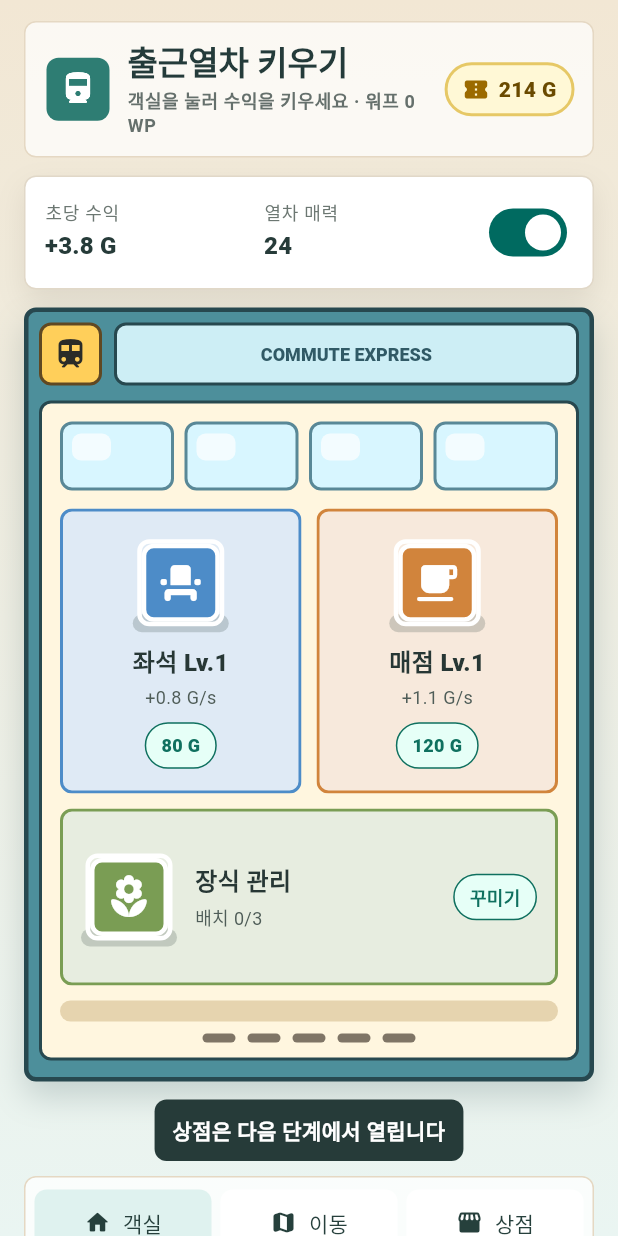
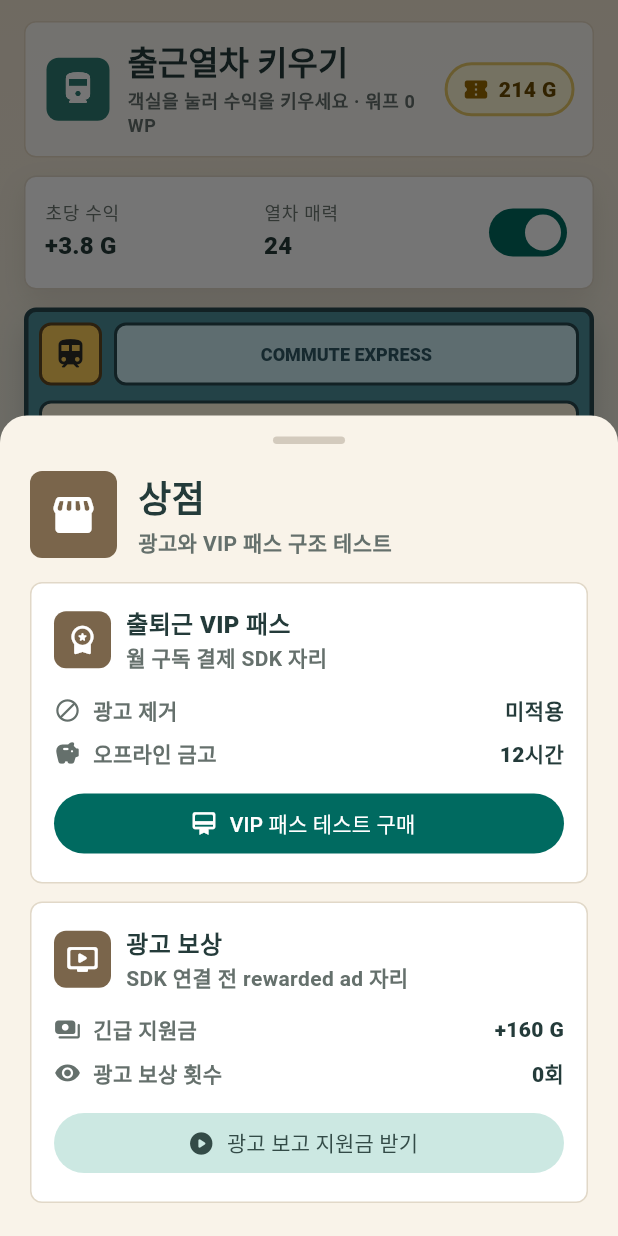
Before and after one commit to jeparkk/commute-train-tycoon, a Flutter app: the screen it shows after launch, after a tap on "상점", on a phone screen of 412 x 824 dp. Run offline on Flutter 3.47's test engine with Material 3 defaults, Android fonts, the phone set to English and light mode, and no system bars; our stand-ins replace geolocator, shared_preferences.

Commit message:
Add SDK-free monetization structure

```diff
--- a/lib/src/features/game/data/balance_config.dart
+++ b/lib/src/features/game/data/balance_config.dart
@@ -18,6 +18,8 @@ class BalanceConfig {
   static const movementWarpPointsPerKm = 12;
   static const movementScreenOnMultiplier = 2.0;
   static const minimumMovementRewardKm = 0.05;
+  static const adGrantGold = 160;
+  static const vipOfflineDuration = Duration(hours: 12);
 
   static const slots = {
     SlotKind.seat: SlotBalance(
--- /dev/null
+++ b/lib/src/features/game/models/ad_reward.dart
@@ -0,0 +1,20 @@
+class AdReward {
+  const AdReward({
+    required this.placement,
+    required this.gold,
+    required this.message,
+  });
+
+  final AdPlacement placement;
+  final int gold;
+  final String message;
+}
+
+enum AdPlacement {
+  offlineDouble(label: '오프라인 2배 정산'),
+  supportGrant(label: '긴급 지원금');
+
+  const AdPlacement({required this.label});
+
+  final String label;
+}
--- a/lib/src/features/game/models/game_state.dart
+++ b/lib/src/features/game/models/game_state.dart
@@ -2,6 +2,7 @@ import '../data/balance_config.dart';
 import 'decoration.dart';
 import 'movement_checkpoint.dart';
 import 'movement_report.dart';
+import 'monetization_state.dart';
 import 'offline_reward.dart';
 import 'slot_kind.dart';
 import 'upgrade_slot.dart';
@@ -17,6 +18,7 @@ class GameState {
     required this.offlineReward,
     required this.movementCheckpoint,
     required this.lastMovementReport,
+    required this.monetization,
     required this.focusBoostEnabled,
   });
 
@@ -48,6 +50,7 @@ class GameState {
       ),
       movementCheckpoint: const MovementCheckpoint.empty(),
       lastMovementReport: const MovementReport.empty(),
+      monetization: const MonetizationState.initial(),
       focusBoostEnabled: true,
     );
   }
@@ -61,6 +64,7 @@ class GameState {
   final OfflineReward offlineReward;
   final MovementCheckpoint movementCheckpoint;
   final MovementReport lastMovementReport;
+  final MonetizationState monetization;
   final bool focusBoostEnabled;
 
   double get baseIncomePerSecond {
@@ -111,6 +115,7 @@ class GameState {
     OfflineReward? offlineReward,
     MovementCheckpoint? movementCheckpoint,
     MovementReport? lastMovementReport,
+    MonetizationState? monetization,
     bool? focusBoostEnabled,
   }) {
     return GameState(
@@ -123,6 +128,7 @@ class GameState {
       offlineReward: offlineReward ?? this.offlineReward,
       movementCheckpoint: movementCheckpoint ?? this.movementCheckpoint,
       lastMovementReport: lastMovementReport ?? this.lastMovementReport,
+      monetization: monetization ?? this.monetization,
       focusBoostEnabled: focusBoostEnabled ?? this.focusBoostEnabled,
     );
   }
--- /dev/null
+++ b/lib/src/features/game/models/monetization_state.dart
@@ -0,0 +1,30 @@
+class MonetizationState {
+  const MonetizationState({
+    required this.vipPassActive,
+    required this.adsRemoved,
+    required this.rewardedAdsWatched,
+  });
+
+  const MonetizationState.initial()
+    : vipPassActive = false,
+      adsRemoved = false,
+      rewardedAdsWatched = 0;
+
+  final bool vipPassActive;
+  final bool adsRemoved;
+  final int rewardedAdsWatched;
+
+  bool get canShowAds => !adsRemoved;
+
+  MonetizationState copyWith({
+    bool? vipPassActive,
+    bool? adsRemoved,
+    int? rewardedAdsWatched,
+  }) {
+    return MonetizationState(
+      vipPassActive: vipPassActive ?? this.vipPassActive,
+      adsRemoved: adsRemoved ?? this.adsRemoved,
+      rewardedAdsWatched: rewardedAdsWatched ?? this.rewardedAdsWatched,
+    );
+  }
+}
--- a/lib/src/features/game/services/game_storage.dart
+++ b/lib/src/features/game/services/game_storage.dart
@@ -2,6 +2,7 @@ import 'dart:math';
 
 import 'package:shared_preferences/shared_preferences.dart';
 
+import '../data/balance_config.dart';
 import '../models/decoration.dart';
 import '../models/game_state.dart';
 import '../models/movement_checkpoint.dart';
@@ -16,6 +17,9 @@ class GameStorage {
   static const _warpPointsKey = 'warpPoints';
   static const _lastSavedAtKey = 'lastSavedAt';
   static const _focusBoostKey = 'focusBoostEnabled';
+  static const _vipPassActiveKey = 'vipPassActive';
+  static const _adsRemovedKey = 'adsRemoved';
+  static const _rewardedAdsWatchedKey = 'rewardedAdsWatched';
   static const _lastMoveDistanceKey = 'lastMoveDistanceKm';
   static const _lastMoveDurationKey = 'lastMoveDurationSeconds';
   static const _lastMoveGoldKey = 'lastMoveGold';
@@ -67,6 +71,11 @@ class GameStorage {
     final storedGold = prefs.getDouble(_goldKey) ?? base.gold;
     final storedWarpPoints = prefs.getInt(_warpPointsKey) ?? base.warpPoints;
     final focusBoostEnabled = prefs.getBool(_focusBoostKey) ?? true;
+    final monetization = base.monetization.copyWith(
+      vipPassActive: prefs.getBool(_vipPassActiveKey) ?? false,
+      adsRemoved: prefs.getBool(_adsRemovedKey) ?? false,
+      rewardedAdsWatched: prefs.getInt(_rewardedAdsWatchedKey) ?? 0,
+    );
     final loaded = base.copyWith(
       gold: storedGold,
       warpPoints: storedWarpPoints,
@@ -75,12 +84,17 @@ class GameStorage {
       lastSavedAt: lastSavedAt,
       movementCheckpoint: _loadMovementCheckpoint(prefs),
       lastMovementReport: _loadMovementReport(prefs),
+      monetization: monetization,
       focusBoostEnabled: focusBoostEnabled,
     );
 
+    final maxOfflineDuration = loaded.monetization.vipPassActive
+        ? BalanceConfig.vipOfflineDuration
+        : OfflineRevenueCalculator.maxOfflineDuration;
     final offlineDuration = OfflineRevenueCalculator.cappedDuration(
       lastSavedAt: loaded.lastSavedAt,
       now: now,
+      maxDuration: maxOfflineDuration,
     );
     final offlineGold = OfflineRevenueCalculator.calculate(
       state: loaded,
@@ -94,7 +108,7 @@ class GameStorage {
       offlineReward: OfflineReward(
         gold: offlineGold,
         duration: offlineDuration,
-        maxDuration: OfflineRevenueCalculator.maxOfflineDuration,
+        maxDuration: maxOfflineDuration,
         efficiency: OfflineRevenueCalculator.offlineEfficiency,
       ),
     );
@@ -109,6 +123,12 @@ class GameStorage {
       state.lastSavedAt.millisecondsSinceEpoch,
     );
     await prefs.setBool(_focusBoostKey, state.focusBoostEnabled);
+    await prefs.setBool(_vipPassActiveKey, state.monetization.vipPassActive);
+    await prefs.setBool(_adsRemovedKey, state.monetization.adsRemoved);
+    await prefs.setInt(
+      _rewardedAdsWatchedKey,
+      state.monetization.rewardedAdsWatched,
+    );
 
     for (final entry in state.slots.entries) {
       await prefs.setInt(_levelKey(entry.key), entry.value.level);
--- /dev/null
+++ b/lib/src/features/game/services/monetization_service.dart
@@ -0,0 +1,28 @@
+import '../data/balance_config.dart';
+import '../models/ad_reward.dart';
+
+abstract class MonetizationService {
+  Future<AdReward> showRewardedAd(AdPlacement placement);
+
+  Future<bool> purchaseVipPass();
+}
+
+class FakeMonetizationService implements MonetizationService {
+  const FakeMonetizationService();
+
+  @override
+  Future<AdReward> showRewardedAd(AdPlacement placement) async {
+    return AdReward(
+      placement: placement,
+      gold: placement == AdPlacement.supportGrant
+          ? BalanceConfig.adGrantGold
+          : 0,
+      message: '${placement.label} 테스트 완료',
+    );
+  }
+
+  @override
+  Future<bool> purchaseVipPass() async {
+    return true;
+  }
+}
--- a/lib/src/features/game/services/offline_revenue_calculator.dart
+++ b/lib/src/features/game/services/offline_revenue_calculator.dart
@@ -10,19 +10,25 @@ class OfflineRevenueCalculator {
   static Duration cappedDuration({
     required DateTime lastSavedAt,
     required DateTime now,
+    Duration maxDuration = maxOfflineDuration,
   }) {
     final elapsed = now.difference(lastSavedAt);
     if (elapsed.isNegative) {
       return Duration.zero;
     }
 
-    return Duration(
-      seconds: min(elapsed.inSeconds, maxOfflineDuration.inSeconds),
-    );
+    return Duration(seconds: min(elapsed.inSeconds, maxDuration.inSeconds));
   }
 
   static int calculate({required GameState state, required DateTime now}) {
-    final capped = cappedDuration(lastSavedAt: state.lastSavedAt, now: now);
+    final maxDuration = state.monetization.vipPassActive
+        ? BalanceConfig.vipOfflineDuration
+        : maxOfflineDuration;
+    final capped = cappedDuration(
+      lastSavedAt: state.lastSavedAt,
+      now: now,
+      maxDuration: maxDuration,
+    );
     if (capped.inSeconds < 10) {
       return 0;
     }
--- /dev/null
+++ b/lib/src/features/game/widgets/shop_sheet.dart
@@ -0,0 +1,300 @@
+import 'package:flutter/material.dart';
+
+import '../data/balance_config.dart';
+import '../models/game_state.dart';
+
+class ShopSheet extends StatelessWidget {
+  const ShopSheet({
+    required this.state,
+    required this.monetizationBusy,
+    required this.onClaimSupportAd,
+    required this.onPurchaseVipPass,
+    super.key,
+  });
+
+  final GameState state;
+  final bool monetizationBusy;
+  final VoidCallback onClaimSupportAd;
+  final VoidCallback onPurchaseVipPass;
+
+  @override
+  Widget build(BuildContext context) {
+    return DecoratedBox(
+      decoration: const BoxDecoration(
+        color: Color(0xFFF9F3E9),
+        borderRadius: BorderRadius.vertical(top: Radius.circular(18)),
+      ),
+      child: SafeArea(
+        top: false,
+        child: SingleChildScrollView(
+          padding: const EdgeInsets.fromLTRB(20, 14, 20, 22),
+          child: Column(
+            mainAxisSize: MainAxisSize.min,
+            crossAxisAlignment: CrossAxisAlignment.stretch,
+            children: [
+              Center(
+                child: Container(
+                  width: 48,
+                  height: 5,
+                  decoration: BoxDecoration(
+                    color: const Color(0xFFD3CABD),
+                    borderRadius: BorderRadius.circular(999),
+                  ),
+                ),
+              ),
+              const SizedBox(height: 18),
+              const Row(
+                children: [
+                  _ShopIcon(icon: Icons.storefront_rounded),
+                  SizedBox(width: 14),
+                  Expanded(
+                    child: Column(
+                      crossAxisAlignment: CrossAxisAlignment.start,
+                      children: [
+                        Text(
+                          '상점',
+                          style: TextStyle(
+                            fontSize: 24,
+                            fontWeight: FontWeight.w900,
+                            color: Color(0xFF243B3A),
+                          ),
+                        ),
+                        SizedBox(height: 3),
+                        Text(
+                          '광고와 VIP 패스 구조 테스트',
+                          style: TextStyle(
+                            color: Color(0xFF65706C),
+                            fontWeight: FontWeight.w700,
+                          ),
+                        ),
+                      ],
+                    ),
+                  ),
+                ],
+              ),
+              const SizedBox(height: 16),
+              _VipPassCard(
+                active: state.monetization.vipPassActive,
+                adsRemoved: state.monetization.adsRemoved,
+                monetizationBusy: monetizationBusy,
+                onPurchaseVipPass: onPurchaseVipPass,
+              ),
+              const SizedBox(height: 12),
+              _AdRewardCard(
+                adsRemoved: state.monetization.adsRemoved,
+                watchedCount: state.monetization.rewardedAdsWatched,
+                monetizationBusy: monetizationBusy,
+                onClaimSupportAd: onClaimSupportAd,
+              ),
+            ],
+          ),
+        ),
+      ),
+    );
+  }
+}
+
+class _VipPassCard extends StatelessWidget {
+  const _VipPassCard({
+    required this.active,
+    required this.adsRemoved,
+    required this.monetizationBusy,
+    required this.onPurchaseVipPass,
+  });
+
+  final bool active;
+  final bool adsRemoved;
+  final bool monetizationBusy;
+  final VoidCallback onPurchaseVipPass;
+
+  @override
+  Widget build(BuildContext context) {
+    return _ShopCard(
+      icon: Icons.workspace_premium_rounded,
+      title: '출퇴근 VIP 패스',
+      subtitle: active ? '활성화됨' : '월 구독 결제 SDK 자리',
+      children: [
+        _ShopMetaRow(
+          icon: Icons.block_rounded,
+          label: '광고 제거',
+          value: adsRemoved ? '적용' : '미적용',
+        ),
+        const SizedBox(height: 8),
+        const _ShopMetaRow(
+          icon: Icons.savings_rounded,
+          label: '오프라인 금고',
+          value: '12시간',
+        ),
+        const SizedBox(height: 12),
+        FilledButton.icon(
+          onPressed: active || monetizationBusy ? null : onPurchaseVipPass,
+          icon: const Icon(Icons.card_membership_rounded),
+          label: Text(active ? 'VIP 적용 완료' : 'VIP 패스 테스트 구매'),
+        ),
+      ],
+    );
+  }
+}
+
+class _AdRewardCard extends StatelessWidget {
+  const _AdRewardCard({
+    required this.adsRemoved,
+    required this.watchedCount,
+    required this.monetizationBusy,
+    required this.onClaimSupportAd,
+  });
+
+  final bool adsRemoved;
+  final int watchedCount;
+  final bool monetizationBusy;
+  final VoidCallback onClaimSupportAd;
+
+  @override
+  Widget build(BuildContext context) {
+    return _ShopCard(
+      icon: Icons.ondemand_video_rounded,
+      title: '광고 보상',
+      subtitle: adsRemoved ? 'VIP는 광고 없이 테스트 보상 지급' : 'SDK 연결 전 rewarded ad 자리',
+      children: [
+        _ShopMetaRow(
+          icon: Icons.payments_rounded,
+          label: '긴급 지원금',
+          value: '+${BalanceConfig.adGrantGold} G',
+        ),
+        const SizedBox(height: 8),
+        _ShopMetaRow(
+          icon: Icons.visibility_rounded,
+          label: '광고 보상 횟수',
+          value: '$watchedCount회',
+        ),
+        const SizedBox(height: 12),
+        FilledButton.tonalIcon(
+          onPressed: monetizationBusy ? null : onClaimSupportAd,
+          icon: const Icon(Icons.play_circle_rounded),
+          label: Text(adsRemoved ? '광고 없이 지원금 받기' : '광고 보고 지원금 받기'),
+        ),
+      ],
+    );
+  }
+}
+
+class _ShopCard extends StatelessWidget {
+  const _ShopCard({
+    required this.icon,
+    required this.title,
+    required this.subtitle,
+    required this.children,
+  });
+
+  final IconData icon;
+  final String title;
+  final String subtitle;
+  final List<Widget> children;
+
+  @override
+  Widget build(BuildContext context) {
+    return DecoratedBox(
+      decoration: BoxDecoration(
+        color: Colors.white,
+        borderRadius: BorderRadius.circular(8),
+        border: Border.all(color: const Color(0xFFE1D8C8)),
+      ),
+      child: Padding(
+        padding: const EdgeInsets.all(16),
+        child: Column(
+          crossAxisAlignment: CrossAxisAlignment.stretch,
+          children: [
+            Row(
+              children: [
+                _ShopIcon(icon: icon, small: true),
+                const SizedBox(width: 10),
+                Expanded(
+                  child: Column(
+                    crossAxisAlignment: CrossAxisAlignment.start,
+                    children: [
+                      Text(
+                        title,
+                        style: const TextStyle(
+                          color: Color(0xFF243B3A),
+                          fontSize: 16,
+                          fontWeight: FontWeight.w900,
+                        ),
+                      ),
+                      Text(
+                        subtitle,
+                        style: const TextStyle(
+                          color: Color(0xFF65706C),
+                          fontWeight: FontWeight.w700,
+                        ),
+                      ),
+                    ],
+                  ),
+                ),
+              ],
+            ),
+            const SizedBox(height: 14),
+            ...children,
+          ],
+        ),
+      ),
+    );
+  }
+}
+
+class _ShopIcon extends StatelessWidget {
+  const _ShopIcon({required this.icon, this.small = false});
+
+  final IconData icon;
+  final bool small;
+
+  @override
+  Widget build(BuildContext context) {
+    return Container(
+      width: small ? 38 : 58,
+      height: small ? 38 : 58,
+      decoration: BoxDecoration(
+        color: const Color(0xFF7A654B),
+        borderRadius: BorderRadius.circular(8),
+      ),
+      child: Icon(icon, color: Colors.white, size: small ? 22 : 32),
+    );
+  }
+}
+
+class _ShopMetaRow extends StatelessWidget {
+  const _ShopMetaRow({
+    required this.icon,
+    required this.label,
+    required this.value,
+  });
+
+  final IconData icon;
+  final String label;
+  final String value;
+
+  @override
+  Widget build(BuildContext context) {
+    return Row(
+      children: [
+        Icon(icon, size: 18, color: const Color(0xFF65706C)),
+        const SizedBox(width: 8),
+        Expanded(
+          child: Text(
+            label,
+            style: const TextStyle(
+              color: Color(0xFF65706C),
+              fontWeight: FontWeight.w700,
+            ),
+          ),
+        ),
+        Text(
+          value,
+          style: const TextStyle(
+            color: Color(0xFF243B3A),
+            fontWeight: FontWeight.w900,
+          ),
+        ),
+      ],
+    );
+  }
+}
```
Also changed, not shown: lib/src/features/game/screens/game_screen.dart (+179 -16 lines), 1 other file.
